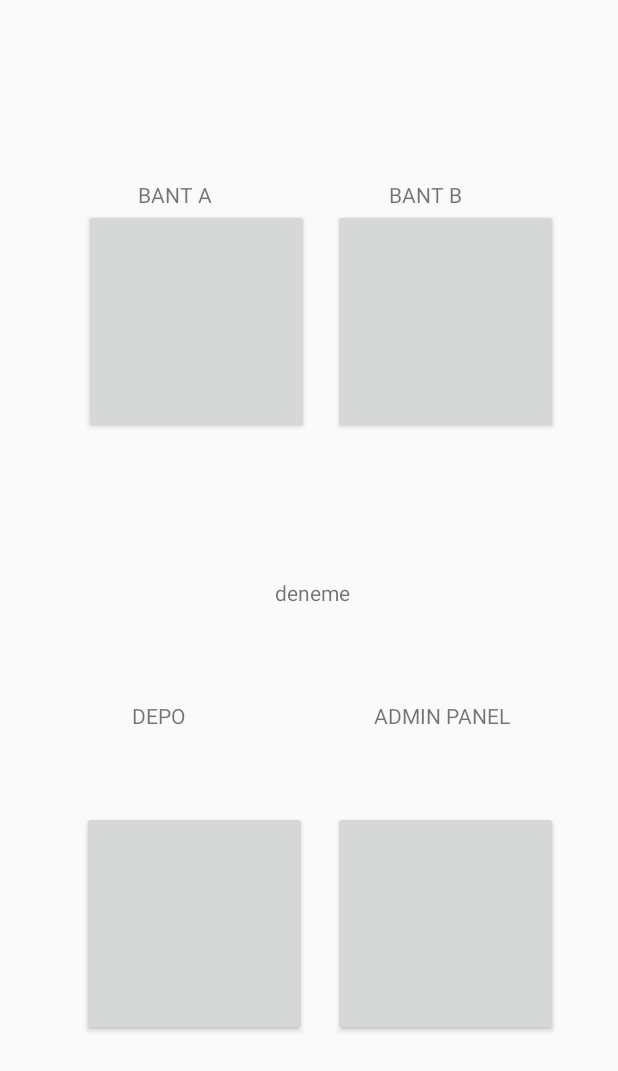
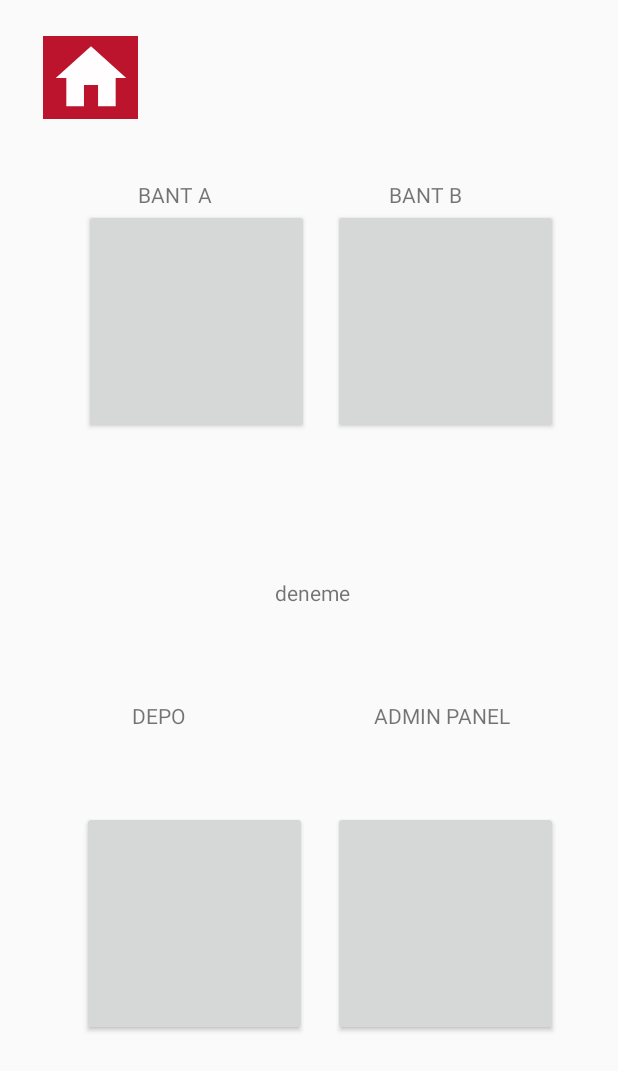
Before and after one commit to eminsahin21/UrunTakipProject, an Android app: the PersonelMainMenu screen opened directly, with no data from a screen before it, on a phone screen of 412 x 824 dp. Shown: the top 1071 px of the screen. Run offline under Robolectric (Android 15) with nearby library versions, the phone set to English and light mode, and no system bars; Roboto replaces fonts that are not available here.

Commit message:
PersonelMainMenu.kt duzenlendi

```diff
--- a/app/src/main/java/com/example/uruntakipproject/AdminActivity.kt
+++ b/app/src/main/java/com/example/uruntakipproject/AdminActivity.kt
@@ -12,7 +12,6 @@ import com.google.firebase.database.FirebaseDatabase
 class AdminActivity : AppCompatActivity() {
 
     private lateinit var nameText: EditText
-    private lateinit var birimText: EditText
     private lateinit var codeText: EditText
     private lateinit var buttonEkle: Button
     private lateinit var eklenenKayitText: TextView
--- a/app/src/main/java/com/example/uruntakipproject/PersonelMainMenu.kt
+++ b/app/src/main/java/com/example/uruntakipproject/PersonelMainMenu.kt
@@ -1,12 +1,23 @@
 package com.example.uruntakipproject
 
+import android.content.Intent
 import androidx.appcompat.app.AppCompatActivity
 import android.os.Bundle
+import android.view.View
+import android.widget.Button
+import android.widget.ImageButton
 import android.widget.TextView
 
 class PersonelMainMenu : AppCompatActivity() {
 
     private lateinit var personelNametext: TextView
+    private lateinit var anaekranButon : ImageButton
+
+    private lateinit var bantA_btn:Button
+    private lateinit var bantB_btn:Button
+    private lateinit var depo_btn:Button
+    private lateinit var admin_btn:Button
+
     companion object {
         const val RESULT = "RESULT"
     }
@@ -17,9 +28,36 @@ class PersonelMainMenu : AppCompatActivity() {
         setContentView(R.layout.activity_personel_main_menu)
 
         personelNametext = findViewById(R.id.personelAdiText)
+        anaekranButon = findViewById(R.id.homescreenButton)
+
+        bantA_btn = findViewById(R.id.bantaButton)
+        bantB_btn = findViewById(R.id.bantBButton)
+        depo_btn = findViewById(R.id.depoButton)
+        admin_btn = findViewById(R.id.adminButton)
+
+        val buttonIds = listOf(R.id.bantaButton, R.id.bantBButton, R.id.depoButton, R.id.adminButton)
+
+        for (buttonId in buttonIds) {
+            val button = findViewById<Button>(buttonId)
+            button.setOnClickListener(onButtonClickListener)
+        }
+
+
+
+
+        anaekranButon.setOnClickListener {
+            val intent = Intent(this,MainActivity::class.java)
+            startActivity(intent)
+        }
+
 
         val personelIsim = intent.getStringExtra("Key")
-        val personelYetkinlik =intent.getStringExtra("birim")
+
+
+
+
+        println("İsmi: $personelIsim")
+
         if (!personelIsim.isNullOrEmpty()) {
             personelNametext.text = personelIsim
         }
@@ -27,4 +65,52 @@ class PersonelMainMenu : AppCompatActivity() {
 
 
     }
+
+
+    private val onButtonClickListener = View.OnClickListener { view ->
+        when (view.id) {
+            R.id.bantaButton -> {
+                yetkiKontrol()
+            }
+            R.id.bantBButton -> {
+                yetkiKontrol()
+            }
+            R.id.depoButton -> {
+                yetkiKontrol()
+            }
+            R.id.adminButton -> {
+                yetkiKontrol()
+            }
+        }
+    }
+
+
+    private fun yetkiKontrol(){
+
+        val personelYetkinlik =intent.getStringExtra("birim").toString()
+        val elements = personelYetkinlik.split(",").filter { it.isNotBlank() }
+
+        for (element in elements) {
+            if (element == "1"){
+                val intent = Intent(this,BantPersonelActivity::class.java)
+                startActivity(intent)
+            }
+            else if (element == "2"){
+                val intent = Intent(this,BantPersonelActivity::class.java)
+                startActivity(intent)
+            }
+            else if (element == "3"){
+                val intent = Intent(this,DepoPersoneliActivity::class.java)
+                startActivity(intent)
+            }
+            else if (element == "4"){
+                //KONTROL ELEMANI
+            }
+            else if (element == "5"){
+                val intent = Intent(this,AdminActivity::class.java)
+                startActivity(intent)
+            }
+
+        }
+    }
 }
--- a/app/src/main/java/com/example/uruntakipproject/ScanActivity.kt
+++ b/app/src/main/java/com/example/uruntakipproject/ScanActivity.kt
@@ -58,10 +58,7 @@ class ScanActivity : AppCompatActivity(), ZXingScannerView.ResultHandler {
                         val intent = Intent(applicationContext, PersonelMainMenu::class.java)
                         intent.putExtra("Key", personel.perName) //veri gönderiliyor
                         intent.putExtra("birim", personel.perBirim) //veri gönderiliyor
-
                         startActivity(intent)
-
-
 
                     }
                 }
--- /dev/null
+++ b/app/src/main/res/drawable/ic_homescreen.xml
@@ -0,0 +1,15 @@
+<vector xmlns:android="http://schemas.android.com/apk/res/android"
+    android:width="108dp"
+    android:height="108dp"
+    android:viewportWidth="108"
+    android:viewportHeight="108"
+    android:tint="#FFFDFD">
+  <group android:scaleX="2.349"
+      android:scaleY="2.349"
+      android:translateX="25.812"
+      android:translateY="25.812">
+    <path
+        android:fillColor="@android:color/white"
+        android:pathData="M10,20v-6h4v6h5v-8h3L12,3 2,12h3v8z"/>
+  </group>
+</vector>
--- a/app/src/main/res/layout/activity_personel_main_menu.xml
+++ b/app/src/main/res/layout/activity_personel_main_menu.xml
@@ -112,4 +112,15 @@
         app:layout_constraintTop_toBottomOf="@+id/textView3"
         tools:srcCompat="@drawable/butonback" />
 
+    <ImageButton
+        android:id="@+id/homescreenButton"
+        android:layout_width="63dp"
+        android:layout_height="55dp"
+        android:layout_marginTop="24dp"
+        app:layout_constraintEnd_toEndOf="parent"
+        app:layout_constraintHorizontal_bias="0.083"
+        app:layout_constraintStart_toStartOf="parent"
+        app:layout_constraintTop_toTopOf="parent"
+        app:srcCompat="@mipmap/ic_newhome_round" />
+
 </androidx.constraintlayout.widget.ConstraintLayout>
--- /dev/null
+++ b/app/src/main/res/mipmap-anydpi-v26/ic_newhome.xml
@@ -0,0 +1,5 @@
+<?xml version="1.0" encoding="utf-8"?>
+<adaptive-icon xmlns:android="http://schemas.android.com/apk/res/android">
+    <background android:drawable="@color/ic_newhome_background"/>
+    <foreground android:drawable="@drawable/ic_homescreen"/>
+</adaptive-icon>
--- /dev/null
+++ b/app/src/main/res/mipmap-anydpi-v26/ic_newhome_round.xml
@@ -0,0 +1,5 @@
+<?xml version="1.0" encoding="utf-8"?>
+<adaptive-icon xmlns:android="http://schemas.android.com/apk/res/android">
+    <background android:drawable="@color/ic_newhome_background"/>
+    <foreground android:drawable="@drawable/ic_homescreen"/>
+</adaptive-icon>
--- /dev/null
+++ b/app/src/main/res/values/ic_newhome_background.xml
@@ -0,0 +1,4 @@
+<?xml version="1.0" encoding="utf-8"?>
+<resources>
+    <color name="ic_newhome_background">#BD142E</color>
+</resources>
```
Also changed, not shown: app/src/main/ic_newhome-playstore.png (added), app/src/main/res/mipmap-hdpi/ic_newhome.png (added), app/src/main/res/mipmap-hdpi/ic_newhome_round.png (added), app/src/main/res/mipmap-mdpi/ic_newhome.png (added), app/src/main/res/mipmap-mdpi/ic_newhome_round.png (added), app/src/main/res/mipmap-xhdpi/ic_newhome.png (added), app/src/main/res/mipmap-xhdpi/ic_newhome_round.png (added), app/src/main/res/mipmap-xxhdpi/ic_newhome.png (added), app/src/main/res/mipmap-xxhdpi/ic_newhome_round.png (added), app/src/main/res/mipmap-xxxhdpi/ic_newhome.png (added), app/src/main/res/mipmap-xxxhdpi/ic_newhome_round.png (added).
